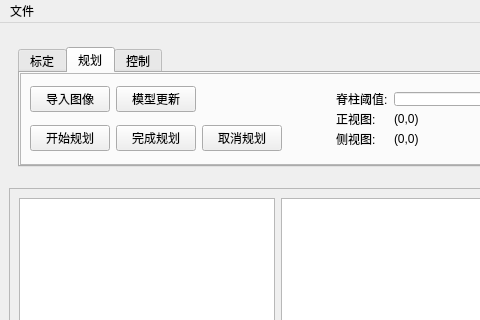
The window that ui/nav_2dv2.ui (boaoyan/OSND2DV2_boao) describes before a commit, drawn with Qt 5; both pictures show x 0 to 480 and y 0 to 320 of the 981 by 554 pixel window.
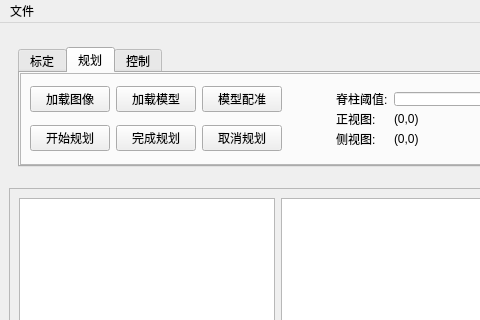
The same window after the commit. The open tabs and pages were chosen to show the change.

Commit message: 更新了混合训练模型和配准融合算法

Patch:
```diff
--- a/ui/nav_2dv2.ui
+++ b/ui/nav_2dv2.ui
@@ -166,7 +166,7 @@
               <item row="0" column="0">
                <widget class="QPushButton" name="import_img_btn">
                 <property name="text">
-                 <string>导入图像</string>
+                 <string>加载图像</string>
                 </property>
                </widget>
               </item>
@@ -194,7 +194,14 @@
               <item row="0" column="1">
                <widget class="QPushButton" name="update_voxel_model_btn">
                 <property name="text">
-                 <string>模型更新</string>
+                 <string>加载模型</string>
+                </property>
+               </widget>
+              </item>
+              <item row="0" column="2">
+               <widget class="QPushButton" name="reg_model_btn">
+                <property name="text">
+                 <string>模型配准</string>
                 </property>
                </widget>
               </item>
```
Left out of the diff: 4 changed lines with no effect on the pictures. The commit also changes 50 other files.
